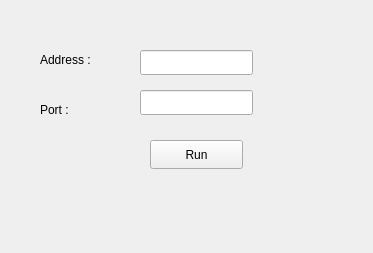
This is Server/mainwindow.ui in sabasheikhi/ap_project as Qt 5 draws it before an edit. The edited form follows.
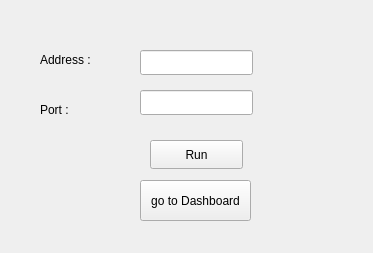
This is the edited form.

Commit message: dashboard created

```diff
--- a/Server/mainwindow.ui
+++ b/Server/mainwindow.ui
@@ -92,6 +92,19 @@
      <string>Port :</string>
     </property>
    </widget>
+   <widget class="QPushButton" name="pushButton">
+    <property name="geometry">
+     <rect>
+      <x>140</x>
+      <y>180</y>
+      <width>111</width>
+      <height>41</height>
+     </rect>
+    </property>
+    <property name="text">
+     <string>go to Dashboard</string>
+    </property>
+   </widget>
   </widget>
  </widget>
  <tabstops>
```
The commit also changes 35 other files.
